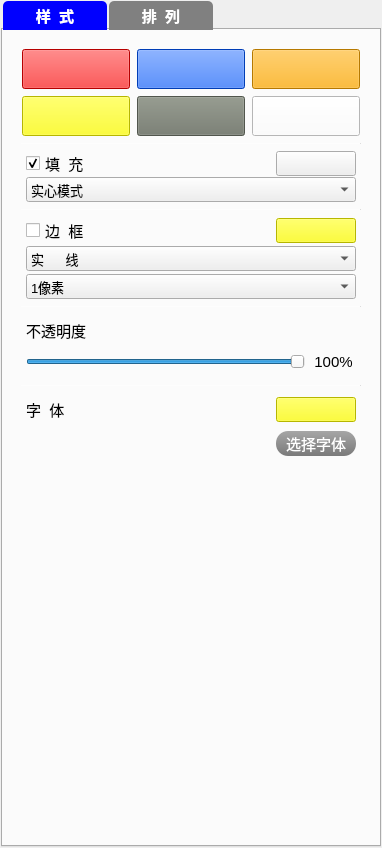
Above: SelfWidget/righttoolbox.ui from xibeilang524/Graphics before the change. Below: the same form after it.
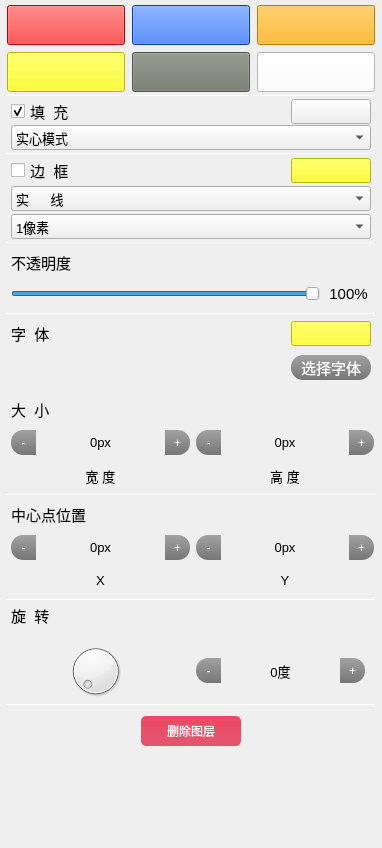
That is the form after the change. The open tabs and pages were chosen to show the change.

The edit to the form file:
```diff
--- a/SelfWidget/righttoolbox.ui
+++ b/SelfWidget/righttoolbox.ui
@@ -22,46 +22,31 @@
      <property name="styleSheet">
       <string notr="true"/>
      </property>
-     <layout class="QVBoxLayout" name="verticalLayout_6">
-      <property name="margin">
-       <number>1</number>
+     <layout class="QVBoxLayout" name="verticalLayout">
+      <property name="spacing">
+       <number>2</number>
       </property>
-      <item>
-       <widget class="QTabWidget" name="tabWidget">
-        <property name="styleSheet">
-         <string notr="true"> QTabBar::tab {
-     height:25px;
-     padding: 2px;
-     margin-left:2px;
-     width:100px;
-     font-size:15px;
-     font-weight:600;
-     border-top-left-radius:5px;
-     border-top-right-radius:5px;
-     background-color:gray;
-     color:white;  
- }
- QTabBar::tab:selected {
-	 background-color:blue;
-     color:white;
- }
-  QTabBar::tab:!selected::hover {
-    background: qlineargradient(x1: 0, y1: 0, x2: 0, y2: 1, stop: 0 #6ea1f1, stop: 1 #567dbc);
-    color:white;
- }
-</string>
-        </property>
-        <property name="currentIndex">
-         <number>1</number>
-        </property>
-        <widget class="QWidget" name="tab">
-         <attribute name="title">
-          <string notr="true">样  式</string>
-         </attribute>
-         <layout class="QVBoxLayout" name="verticalLayout" stretch="0,1">
+      <property name="leftMargin">
+       <number>4</number>
+      </property>
+      <property name="topMargin">
+       <number>2</number>
+      </property>
+      <property name="rightMargin">
+       <number>4</number>
+      </property>
+      <property name="bottomMargin">
+       <number>2</number>
+      </property>
           <item>
            <widget class="QWidget" name="widget" native="true">
             <layout class="QVBoxLayout" name="verticalLayout_2">
+         <property name="spacing">
+          <number>2</number>
+         </property>
+         <property name="margin">
+          <number>2</number>
+         </property>
              <item>
               <widget class="QWidget" name="widget_3" native="true">
                <property name="maximumSize">
@@ -904,31 +889,17 @@
            </widget>
           </item>
           <item>
-           <spacer name="verticalSpacer">
-            <property name="orientation">
-             <enum>Qt::Vertical</enum>
-            </property>
-            <property name="sizeHint" stdset="0">
-             <size>
-              <width>20</width>
-              <height>40</height>
-             </size>
-            </property>
-           </spacer>
-          </item>
-         </layout>
-        </widget>
-        <widget class="QWidget" name="tab_2">
-         <attribute name="title">
-          <string>排  列</string>
-         </attribute>
-         <layout class="QVBoxLayout" name="verticalLayout_3">
-          <item>
            <widget class="QWidget" name="widget_2" native="true">
             <property name="styleSheet">
              <string notr="true"/>
             </property>
             <layout class="QVBoxLayout" name="verticalLayout_4">
+         <property name="spacing">
+          <number>2</number>
+         </property>
+         <property name="margin">
+          <number>2</number>
+         </property>
              <item>
               <widget class="QWidget" name="widget_7" native="true">
                <property name="minimumSize">
@@ -938,7 +909,16 @@
                 </size>
                </property>
                <layout class="QVBoxLayout" name="verticalLayout_11">
-                <property name="margin">
+            <property name="leftMargin">
+             <number>5</number>
+            </property>
+            <property name="topMargin">
+             <number>2</number>
+            </property>
+            <property name="rightMargin">
+             <number>2</number>
+            </property>
+            <property name="bottomMargin">
                  <number>2</number>
                 </property>
                 <item>
@@ -946,7 +926,7 @@
                   <property name="font">
                    <font>
                     <family>Microsoft YaHei UI</family>
-                    <pointsize>10</pointsize>
+                <pointsize>11</pointsize>
                    </font>
                   </property>
                   <property name="styleSheet">
@@ -1262,7 +1242,16 @@
                 </size>
                </property>
                <layout class="QVBoxLayout" name="verticalLayout_12">
-                <property name="margin">
+            <property name="leftMargin">
+             <number>5</number>
+            </property>
+            <property name="topMargin">
+             <number>2</number>
+            </property>
+            <property name="rightMargin">
+             <number>2</number>
+            </property>
+            <property name="bottomMargin">
                  <number>2</number>
                 </property>
                 <item>
@@ -1270,7 +1259,7 @@
                   <property name="font">
                    <font>
                     <family>Microsoft YaHei UI</family>
-                    <pointsize>10</pointsize>
+                <pointsize>11</pointsize>
                    </font>
                   </property>
                   <property name="styleSheet">
@@ -1592,7 +1581,16 @@
                 </size>
                </property>
                <layout class="QVBoxLayout" name="verticalLayout_16">
-                <property name="margin">
+            <property name="leftMargin">
+             <number>5</number>
+            </property>
+            <property name="topMargin">
+             <number>2</number>
+            </property>
+            <property name="rightMargin">
+             <number>2</number>
+            </property>
+            <property name="bottomMargin">
                  <number>2</number>
                 </property>
                 <item>
@@ -1600,7 +1598,7 @@
                   <property name="font">
                    <font>
                     <family>Microsoft YaHei UI</family>
-                    <pointsize>10</pointsize>
+                <pointsize>11</pointsize>
                    </font>
                   </property>
                   <property name="styleSheet">
@@ -1907,10 +1905,6 @@
               </spacer>
              </item>
             </layout>
-           </widget>
-          </item>
-         </layout>
-        </widget>
        </widget>
       </item>
      </layout>
```
Lines whose indentation alone changed are shown as unchanged.
